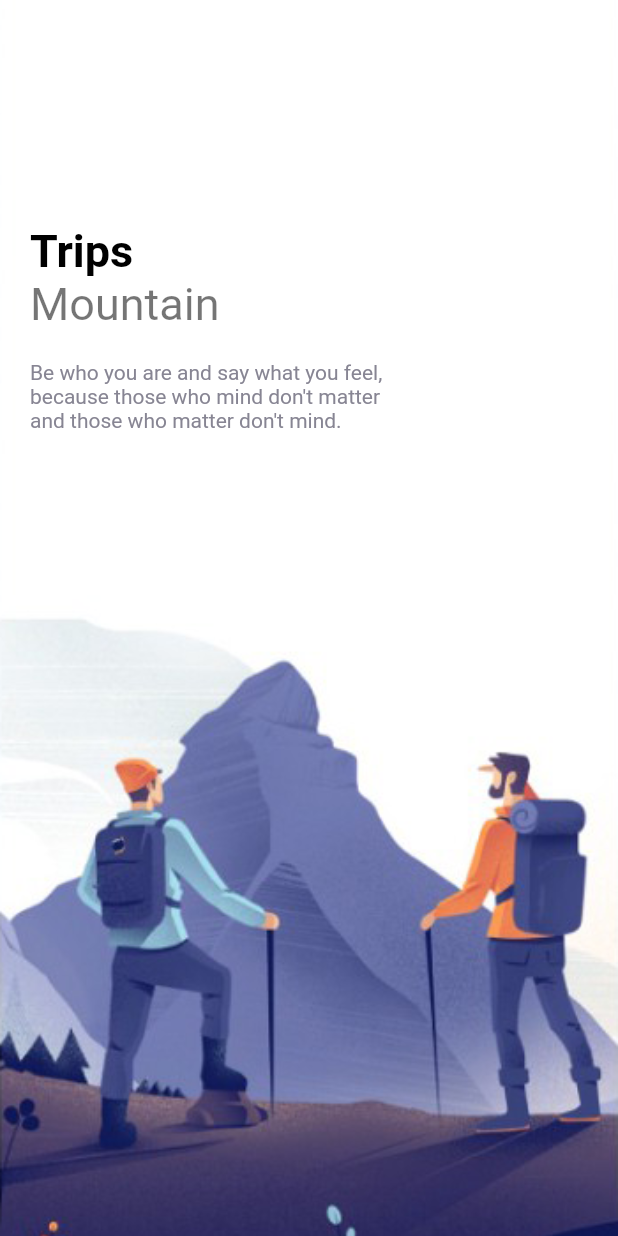
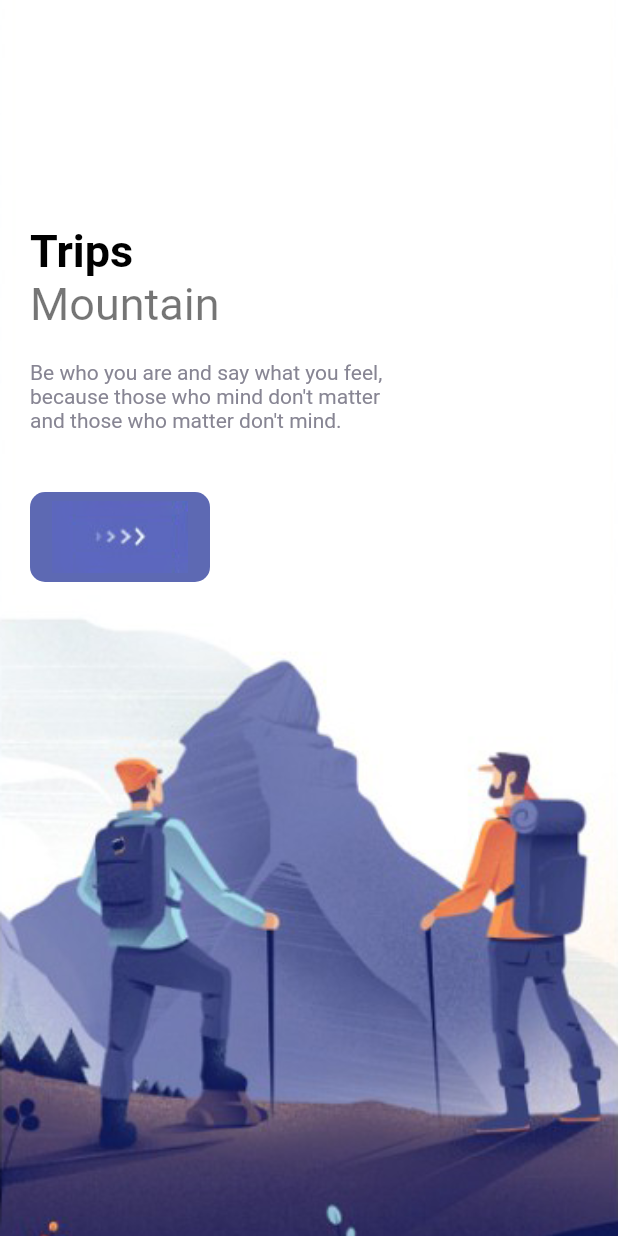
Before and after one commit to lukechoi14/tenth_flutter_app, a Flutter app: the screen it shows after launch, on a phone screen of 412 x 824 dp. Run offline on Flutter 3.47's test engine with Material 2 defaults, Android fonts, the phone set to English and light mode, and no system bars.

Commit message:
responsive button

```diff
--- a/lib/pages/welcome_page.dart
+++ b/lib/pages/welcome_page.dart
@@ -3,6 +3,7 @@ import 'package:flutter/material.dart';
 import 'package:tenth_flutter_app/misc/colors.dart';
 import 'package:tenth_flutter_app/widgets/app_large_text.dart';
 import 'package:tenth_flutter_app/widgets/app_text.dart';
+import 'package:tenth_flutter_app/widgets/responsive_button.dart';
 
 class WelcomePage extends StatefulWidget {
   const WelcomePage({Key? key}) : super(key: key);
@@ -49,7 +50,9 @@ class _WelcomePageState extends State<WelcomePage> {
                           width: 250,
                         child:AppText(size: 14, text: "Be who you are and say what you feel, because those who mind don't matter and those who matter don't mind.",
                           color: AppColors.textColor2,),
-                        )
+                        ),
+                        SizedBox(height: 40,),
+                        ResponsiveButton(width: 120,)
                       ],
                     )
                   ],
--- /dev/null
+++ b/lib/widgets/responsive_button.dart
@@ -0,0 +1,26 @@
+import 'package:flutter/cupertino.dart';
+import 'package:tenth_flutter_app/misc/colors.dart';
+
+class ResponsiveButton extends StatelessWidget {
+  bool? isResponsive;
+  double? width;
+  ResponsiveButton({Key? key, this.width, this.isResponsive=false}) : super(key: key);
+
+  @override
+  Widget build(BuildContext context) {
+    return Container(
+      width: width,
+      height: 60,
+      decoration: BoxDecoration(
+        borderRadius: BorderRadius.circular(10),
+        color: AppColors.mainColor
+      ),
+      child: Row(
+        mainAxisAlignment: MainAxisAlignment.center,
+        children: [
+          Image.asset("img/button-one.png")
+        ],
+      ),
+    );
+  }
+}
```
